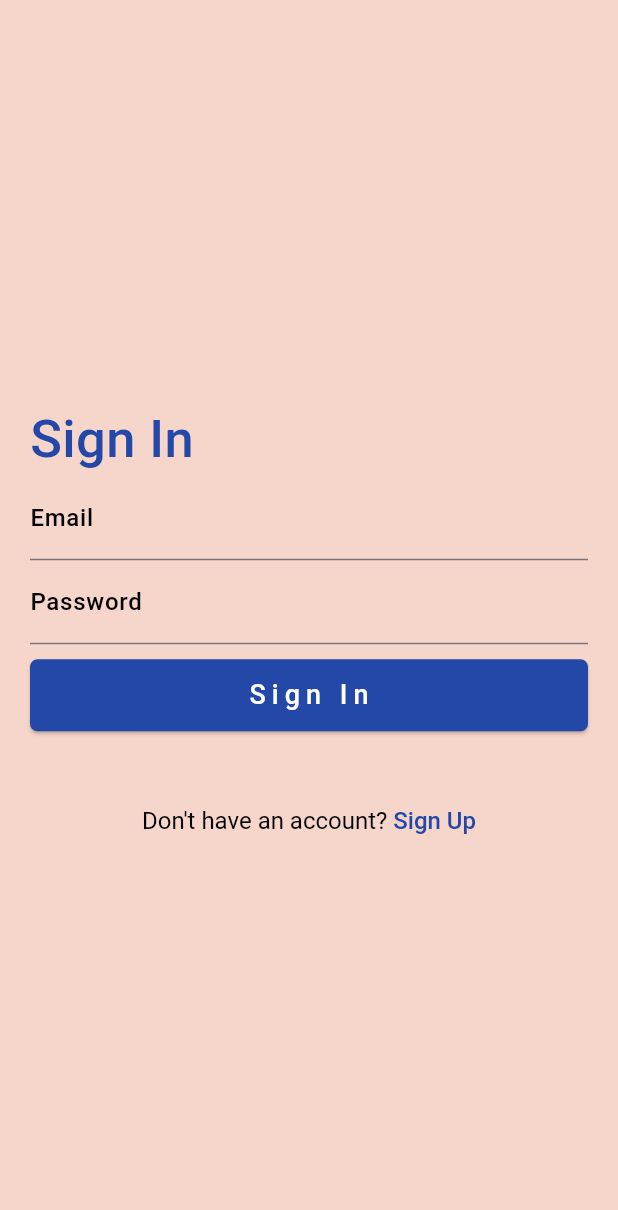
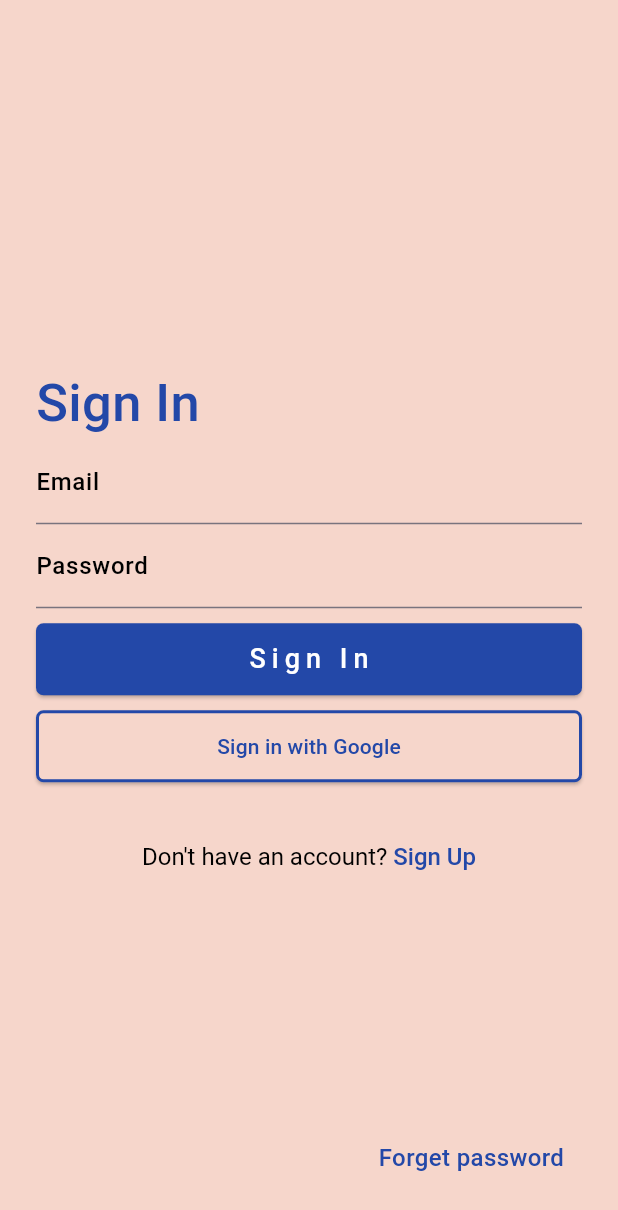
Before and after one commit to BekSenior/shopOnline, a Flutter app: the screen it shows after launch, after a tap on "Explore", on a phone screen of 412 x 824 dp. Shown: the top 1210 px of the screen. Run offline on Flutter 3.47's test engine with Material 3 defaults, Android fonts, the phone set to English and light mode, and no system bars.

Commit message:
Four version

```diff
--- a/lib/app.dart
+++ b/lib/app.dart
@@ -1,7 +1,9 @@
 import 'package:flutter/material.dart';
+import 'package:shoponline/scr/congratulation.dart';
 import 'package:shoponline/scr/error_screen.dart';
 import 'package:shoponline/scr/product_page.dart';
 import 'package:shoponline/scr/sign_in.dart';
+import 'package:shoponline/scr/sign_up.dart';
 import 'package:shoponline/scr/welcome.dart';
 
 class App extends StatelessWidget {
@@ -15,7 +17,8 @@ class App extends StatelessWidget {
       routes: {
         '/welcome':(context)=>Welcome(),
         '/signIn':(context)=>SignIn(),
-        //'/signUp':(context)=>SignUp(),
+        '/signUp':(context)=>SignUp(),
+        '/congratulation':(context)=>Congratulation(),
         '/home'  :  (context) => ProductPage(),
 
       },
--- a/lib/core/theme/AppSize.dart
+++ b/lib/core/theme/AppSize.dart
@@ -2,6 +2,7 @@ import 'package:flutter/cupertino.dart';
 
 class AppSize{
   AppSize._();
+  static const SizedBox height40 = SizedBox(height: 40);
   static const SizedBox height50 = SizedBox(height: 50);
   static const SizedBox height60 = SizedBox(height: 60);
   static const SizedBox height70 = SizedBox(height: 70);
--- a/lib/scr/sign_in.dart
+++ b/lib/scr/sign_in.dart
@@ -17,7 +17,7 @@ class _SignInState extends State<SignIn> {
     return Scaffold(
       backgroundColor: AppColors.background,
       body: Padding(
-        padding: const EdgeInsets.symmetric(horizontal: 20),
+        padding: const EdgeInsets.symmetric(horizontal: 24),
         child: Column(
           crossAxisAlignment: CrossAxisAlignment.start,
           mainAxisAlignment: MainAxisAlignment.center,
@@ -63,18 +63,31 @@ class _SignInState extends State<SignIn> {
               ),
             ),
             AppSize.height10,
-            GoButton(title: 'Sign In', onPressed: (){}),
-            AppSize.height50,
+            GoButton(title: 'Sign In', onPressed: () {}),
+            AppSize.height10,
+            ElevatedButton(
+              style: ElevatedButton.styleFrom(
+                backgroundColor: AppColors.background,
+                minimumSize: const Size(double.infinity, 48),
+                shape: RoundedRectangleBorder(
+                  side: BorderSide(width: 2, color: AppColors.blue),
+                  borderRadius: BorderRadius.circular(5),
+                ),
+              ),
+              onPressed: () {},
+              child: Text(
+                'Sign in with Google',
+                style: TextStyle(color: AppColors.blue),
+              ),
+            ),
+            AppSize.height40,
             Center(
               child: RichText(
                 text: TextSpan(
                   children: [
                     TextSpan(
                       text: "Don't have an account? ",
-                      style: TextStyle(
-                        color: Colors.black,
-                        fontSize: 16,
-                      ),
+                      style: TextStyle(color: Colors.black, fontSize: 16),
                     ),
                     TextSpan(
                       text: "Sign Up",
@@ -83,15 +96,30 @@ class _SignInState extends State<SignIn> {
                         fontSize: 16,
                         fontWeight: FontWeight.w500,
                       ),
-                      recognizer: TapGestureRecognizer()
-                        ..onTap = () {
-                        },
+                      recognizer: TapGestureRecognizer()..onTap = () {
+                        Navigator.pushNamed(context, '/signUp');
+                      },
                     ),
                   ],
                 ),
               ),
-            )
+            ),
+
           ],
+        ),
+      ),
+      floatingActionButton: GestureDetector(
+        onTap: (){},
+        child: Padding(
+          padding: const EdgeInsets.symmetric(vertical: 25,horizontal: 20),
+          child: Text(
+            'Forget password',
+            style: TextStyle(
+              fontSize: 16,
+              color: AppColors.blue,
+              fontWeight: FontWeight.w500,
+            ),
+          ),
         ),
       ),
     );
--- a/lib/scr/welcome.dart
+++ b/lib/scr/welcome.dart
@@ -52,21 +52,12 @@ class _WelcomeState extends State<Welcome> {
                   ),
                 ),
                 AppSize.height10,
-                Text(
-                  textAlign: TextAlign.center,
-                  'Experience a new way of shopping',
-                  style: TextStyle(
-                    letterSpacing: 4,
-                    fontSize: 18,
-                    color: AppColors.white,
-                    fontWeight: FontWeight.w300,
-                  ),
-                ),
                 Spacer(),
                 GoButton(
                   title: 'Explore',
                   onPressed: () => Navigator.pushNamed(context, '/signIn'),
                 ),
+
               ],
             ),
           ),
```
Also changed, not shown: lib/scr/congratulation.dart (added, +48 -0 lines), lib/scr/sign_up.dart (+61 -4 lines), lib/scr/widgets/text_field_widget.dart (added, +31 -0 lines).
